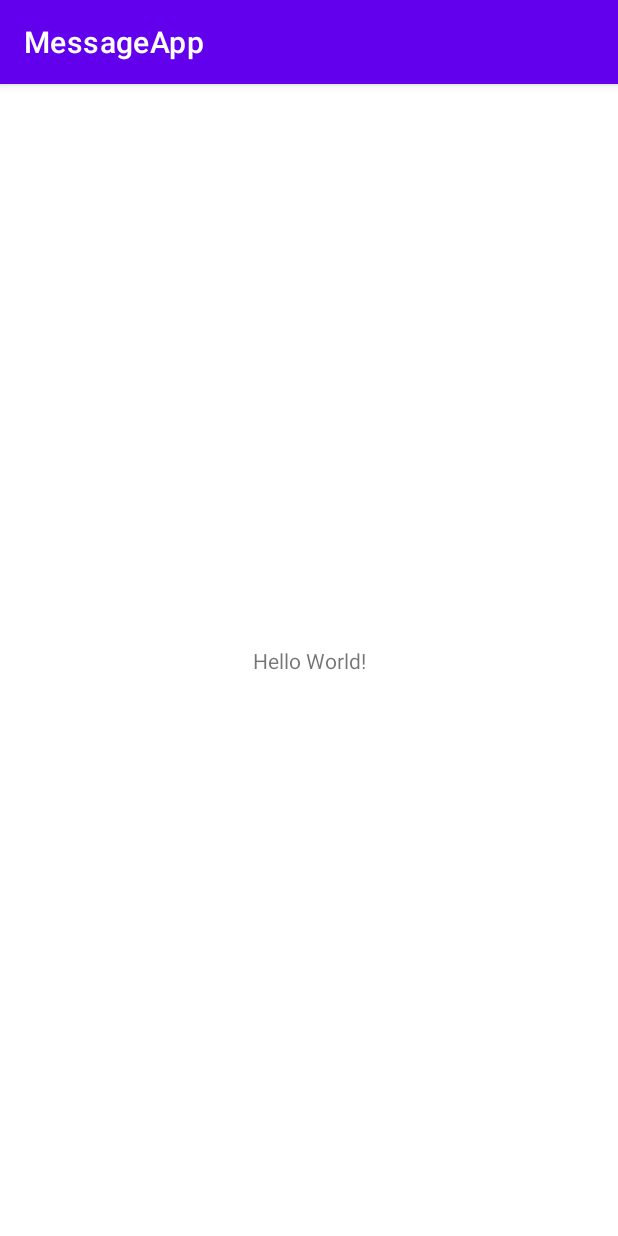
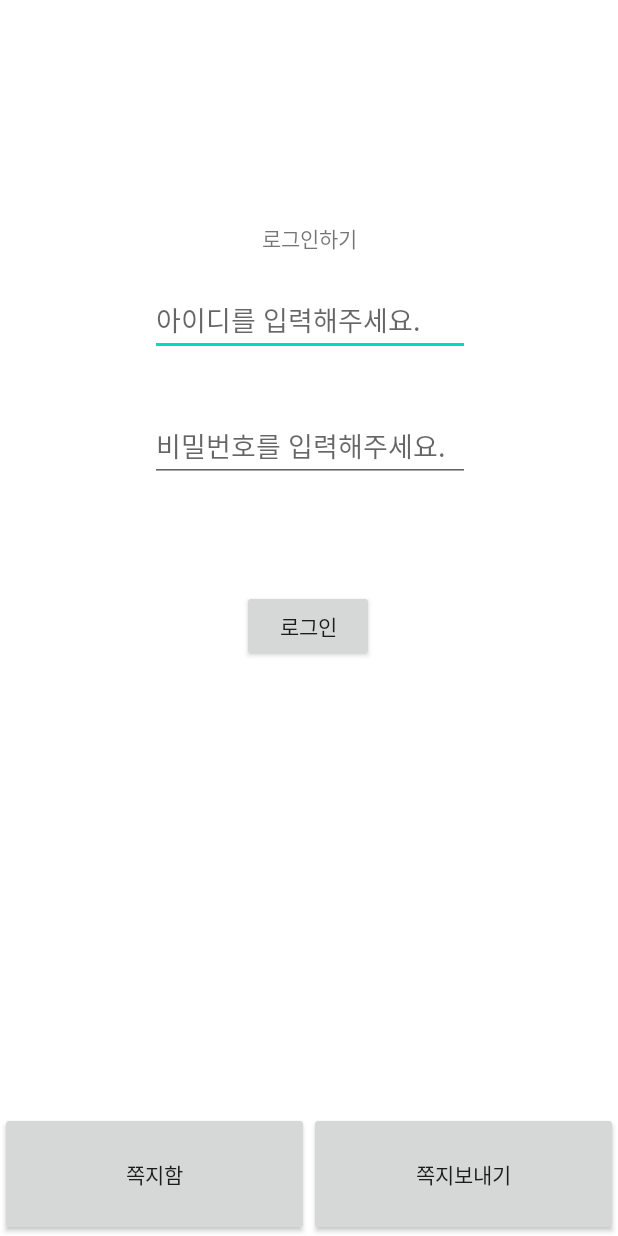
Before and after one commit to realwaterha/MessageApp, an Android app: the screen it shows after launch (MainActivity), on a phone screen of 412 x 824 dp. Run offline under Robolectric (Android 15) with nearby library versions, the phone set to English and light mode, and no system bars.

Commit message:
message home UI

```diff
--- a/app/src/main/java/com/example/messageapp/MainActivity.kt
+++ b/app/src/main/java/com/example/messageapp/MainActivity.kt
@@ -2,10 +2,44 @@ package com.example.messageapp
 
 import androidx.appcompat.app.AppCompatActivity
 import android.os.Bundle
+import android.view.View
+import android.widget.Button
+import androidx.appcompat.widget.AppCompatButton
+import androidx.navigation.NavController
+import androidx.navigation.fragment.findNavController
 
 class MainActivity : AppCompatActivity() {
+    private lateinit var navController: NavController
+    private lateinit var btn1: AppCompatButton
+    private lateinit var btn2: AppCompatButton
+
     override fun onCreate(savedInstanceState: Bundle?) {
         super.onCreate(savedInstanceState)
         setContentView(R.layout.activity_main)
+
+        val navHostFragment = supportFragmentManager.findFragmentById(R.id.nav_host_fragment)
+        if (navHostFragment != null) {
+            navController = navHostFragment.findNavController()
+        }
+    }
+
+    fun mainVisiable() {
+        btn1 = findViewById(R.id.frag_btn_1)
+        btn2 = findViewById(R.id.frag_btn_2)
+        btn1.visibility = View.INVISIBLE
+        btn2.visibility = View.INVISIBLE
     }
 }
+
+//<!--fragment setting-->
+//<androidx.fragment.app.FragmentContainerView
+//android:id="@+id/nav_host_fragment"
+//android:name="androidx.navigation.fragment.NavHostFragment"
+//android:layout_width="0dp"
+//android:layout_height="0dp"
+//app:layout_constraintLeft_toLeftOf="parent"
+//app:layout_constraintRight_toRightOf="parent"
+//app:layout_constraintTop_toTopOf="parent"
+//app:layout_constraintBottom_toBottomOf="parent"
+//app:defaultNavHost="true"
+//app:navGraph="@navigation/nav_graph" />
--- /dev/null
+++ b/app/src/main/java/com/example/messageapp/data/MessageData.kt
@@ -0,0 +1,3 @@
+package com.example.messageapp.data
+
+data class MessageData(val name: String, val title:String, val content: String, val time: String)
--- /dev/null
+++ b/app/src/main/java/com/example/messageapp/fragment/LoginFragment.kt
@@ -0,0 +1,66 @@
+package com.example.messageapp.fragment
+
+import android.os.Bundle
+import androidx.fragment.app.Fragment
+import android.view.LayoutInflater
+import android.view.View
+import android.view.ViewGroup
+import android.widget.Button
+import androidx.navigation.NavController
+import androidx.navigation.Navigation
+import com.example.messageapp.MainActivity
+import com.example.messageapp.R
+import com.example.messageapp.databinding.ActivityMainBinding
+import com.example.messageapp.databinding.FragmentLoginBinding
+import com.example.messageapp.databinding.FragmentMainBinding
+
+private const val ARG_PARAM1 = "param1"
+private const val ARG_PARAM2 = "param2"
+
+class LoginFragment : Fragment() {
+    private var param1: String? = null
+    private var param2: String? = null
+
+    lateinit var bindingMainBinding: ActivityMainBinding
+    lateinit var binding: FragmentLoginBinding
+    lateinit var navController: NavController
+
+
+    lateinit var btn1: Button
+    lateinit var btn2: Button
+
+    override fun onCreate(savedInstanceState: Bundle?) {
+        super.onCreate(savedInstanceState)
+        arguments?.let {
+            param1 = it.getString(ARG_PARAM1)
+            param2 = it.getString(ARG_PARAM2)
+        }
+    }
+
+    override fun onCreateView(
+        inflater: LayoutInflater, container: ViewGroup?,
+        savedInstanceState: Bundle?
+    ): View? {
+        binding = FragmentLoginBinding.inflate(inflater, container, false)
+        return binding.root
+    }
+
+    override fun onViewCreated(view: View, savedInstanceState: Bundle?) {
+        super.onViewCreated(view, savedInstanceState)
+        navController = Navigation.findNavController(view)
+        binding.btnLogin.setOnClickListener {
+            navController.navigate(R.id.action_loginFragment_to_mainFragment)
+        }
+    }
+
+    companion object {
+        @JvmStatic
+        fun newInstance(param1: String, param2: String) =
+            LoginFragment().apply {
+                arguments = Bundle().apply {
+                    putString(ARG_PARAM1, param1)
+                    putString(ARG_PARAM2, param2)
+                }
+            }
+    }
+}
--- a/app/src/main/res/layout/activity_main.xml
+++ b/app/src/main/res/layout/activity_main.xml
@@ -6,13 +6,51 @@
     android:layout_height="match_parent"
     tools:context=".MainActivity">
 
-    <TextView
+    <androidx.fragment.app.FragmentContainerView
+        android:id="@+id/nav_host_fragment"
+        android:name="androidx.navigation.fragment.NavHostFragment"
+        android:layout_width="0dp"
+        android:layout_height="0dp"
+        app:defaultNavHost="true"
+        app:layout_constraintBottom_toTopOf="@+id/guideline"
+        app:layout_constraintLeft_toLeftOf="parent"
+        app:layout_constraintRight_toRightOf="parent"
+        app:layout_constraintTop_toTopOf="parent"
+        app:navGraph="@navigation/nav_graph" />
+
+    <androidx.constraintlayout.widget.Guideline
+        android:id="@+id/guideline"
         android:layout_width="wrap_content"
         android:layout_height="wrap_content"
-        android:text="Hello World!"
+        android:orientation="horizontal"
+        app:layout_constraintGuide_percent="0.90" />
+
+    <androidx.appcompat.widget.AppCompatButton
+        android:id="@+id/frag_btn_1"
+        android:layout_width="0dp"
+        android:layout_height="0dp"
+        android:text="@string/frag_btn_1"
+        app:layout_constraintBottom_toBottomOf="parent"
+        app:layout_constraintEnd_toStartOf="@+id/guideline2"
+        app:layout_constraintStart_toStartOf="parent"
+        app:layout_constraintTop_toTopOf="@+id/guideline" />
+
+    <androidx.appcompat.widget.AppCompatButton
+        android:id="@+id/frag_btn_2"
+        android:layout_width="0dp"
+        android:layout_height="0dp"
+        android:text="@string/frag_btn_2"
         app:layout_constraintBottom_toBottomOf="parent"
         app:layout_constraintEnd_toEndOf="parent"
-        app:layout_constraintStart_toStartOf="parent"
-        app:layout_constraintTop_toTopOf="parent" />
+        app:layout_constraintStart_toEndOf="@+id/frag_btn_1"
+        app:layout_constraintTop_toTopOf="@+id/guideline"
+        app:layout_constraintVertical_bias="0.52" />
+
+    <androidx.constraintlayout.widget.Guideline
+        android:id="@+id/guideline2"
+        android:layout_width="wrap_content"
+        android:layout_height="wrap_content"
+        android:orientation="vertical"
+        app:layout_constraintGuide_percent="0.5" />
 
 </androidx.constraintlayout.widget.ConstraintLayout>
--- /dev/null
+++ b/app/src/main/res/layout/fragment_login.xml
@@ -0,0 +1,70 @@
+<?xml version="1.0" encoding="utf-8"?>
+<androidx.constraintlayout.widget.ConstraintLayout xmlns:android="http://schemas.android.com/apk/res/android"
+    xmlns:app="http://schemas.android.com/apk/res-auto"
+    xmlns:tools="http://schemas.android.com/tools"
+    android:layout_width="match_parent"
+    android:layout_height="match_parent"
+    tools:context=".fragment.LoginFragment">
+
+    <EditText
+        android:id="@+id/editTextTextPersonName"
+        android:layout_width="wrap_content"
+        android:layout_height="wrap_content"
+        android:layout_marginTop="20dp"
+        android:ems="10"
+        android:hint="@string/et_id"
+        android:inputType="textPersonName"
+        app:layout_constraintEnd_toEndOf="parent"
+        app:layout_constraintHorizontal_bias="0.502"
+        app:layout_constraintStart_toStartOf="parent"
+        app:layout_constraintTop_toBottomOf="@+id/textView" />
+
+    <TextView
+        android:id="@+id/textView"
+        android:layout_width="wrap_content"
+        android:layout_height="0dp"
+        android:text="@string/tv_login"
+        app:layout_constraintEnd_toEndOf="parent"
+        app:layout_constraintStart_toStartOf="parent"
+        app:layout_constraintTop_toTopOf="@+id/guideline3" />
+
+    <EditText
+        android:id="@+id/editTextTextPassword"
+        android:layout_width="wrap_content"
+        android:layout_height="wrap_content"
+        android:layout_marginTop="36dp"
+        android:ems="10"
+        android:hint="@string/et_pw"
+        android:inputType="textPassword"
+        app:layout_constraintEnd_toEndOf="parent"
+        app:layout_constraintHorizontal_bias="0.502"
+        app:layout_constraintStart_toStartOf="parent"
+        app:layout_constraintTop_toBottomOf="@+id/editTextTextPersonName" />
+
+    <androidx.appcompat.widget.AppCompatButton
+        android:id="@+id/btnLogin"
+        android:layout_width="wrap_content"
+        android:layout_height="wrap_content"
+        android:layout_marginTop="72dp"
+        android:text="@string/btn_login"
+        app:layout_constraintBottom_toTopOf="@+id/guideline4"
+        app:layout_constraintEnd_toEndOf="parent"
+        app:layout_constraintHorizontal_bias="0.498"
+        app:layout_constraintStart_toStartOf="parent"
+        app:layout_constraintTop_toBottomOf="@+id/editTextTextPassword"
+        app:layout_constraintVertical_bias="0.0" />
+
+    <androidx.constraintlayout.widget.Guideline
+        android:id="@+id/guideline3"
+        android:layout_width="wrap_content"
+        android:layout_height="wrap_content"
+        android:orientation="horizontal"
+        app:layout_constraintGuide_percent="0.2" />
+
+    <androidx.constraintlayout.widget.Guideline
+        android:id="@+id/guideline4"
+        android:layout_width="wrap_content"
+        android:layout_height="wrap_content"
+        android:orientation="horizontal"
+        app:layout_constraintGuide_percent="0.6" />
+</androidx.constraintlayout.widget.ConstraintLayout>
--- /dev/null
+++ b/app/src/main/res/navigation/nav_graph.xml
@@ -0,0 +1,21 @@
+<?xml version="1.0" encoding="utf-8"?>
+<navigation xmlns:android="http://schemas.android.com/apk/res/android"
+    xmlns:app="http://schemas.android.com/apk/res-auto"
+    xmlns:tools="http://schemas.android.com/tools"
+    android:id="@+id/nav_graph"
+    app:startDestination="@id/loginFragment">
+    <fragment
+        android:id="@+id/loginFragment"
+        android:name="com.example.messageapp.fragment.LoginFragment"
+        android:label="fragment_login"
+        tools:layout="@layout/fragment_login" >
+        <action
+            android:id="@+id/action_loginFragment_to_mainFragment"
+            app:destination="@id/mainFragment" />
+    </fragment>
+    <fragment
+        android:id="@+id/mainFragment"
+        android:name="com.example.messageapp.fragment.MainFragment"
+        android:label="fragment_main"
+        tools:layout="@layout/fragment_main" />
+</navigation>
--- a/app/src/main/res/values/strings.xml
+++ b/app/src/main/res/values/strings.xml
@@ -1,3 +1,10 @@
 <resources>
     <string name="app_name">MessageApp</string>
+    <string name="hello_blank_fragment">Hello blank fragment</string>
+    <string name="frag_btn_1">쪽지함</string>
+    <string name="frag_btn_2">쪽지보내기</string>
+    <string name="tv_login">로그인하기</string>
+    <string name="et_id">아이디를 입력해주세요.</string>
+    <string name="et_pw">비밀번호를 입력해주세요.</string>
+    <string name="btn_login">로그인</string>
 </resources>
--- a/app/src/main/res/values/themes.xml
+++ b/app/src/main/res/values/themes.xml
@@ -12,5 +12,7 @@
         <!-- Status bar color. -->
         <item name="android:statusBarColor">?attr/colorPrimaryVariant</item>
         <!-- Customize your theme here. -->
+        <item name="android:windowFullscreen">true</item>
+        <item name="windowNoTitle">true</item>
     </style>
 </resources>
```
Also changed, not shown: app/build.gradle (+7 -0 lines), app/src/main/java/com/example/messageapp/adapter/MessageAdaper.kt (added, +37 -0 lines), app/src/main/java/com/example/messageapp/fragment/MainFragment.kt (added, +76 -0 lines), app/src/main/res/layout/fragment_main.xml (added, +40 -0 lines), app/src/main/res/layout/item_message_content.xml (added, +61 -0 lines), app/src/main/res/drawable/arrow_right.png (added).
